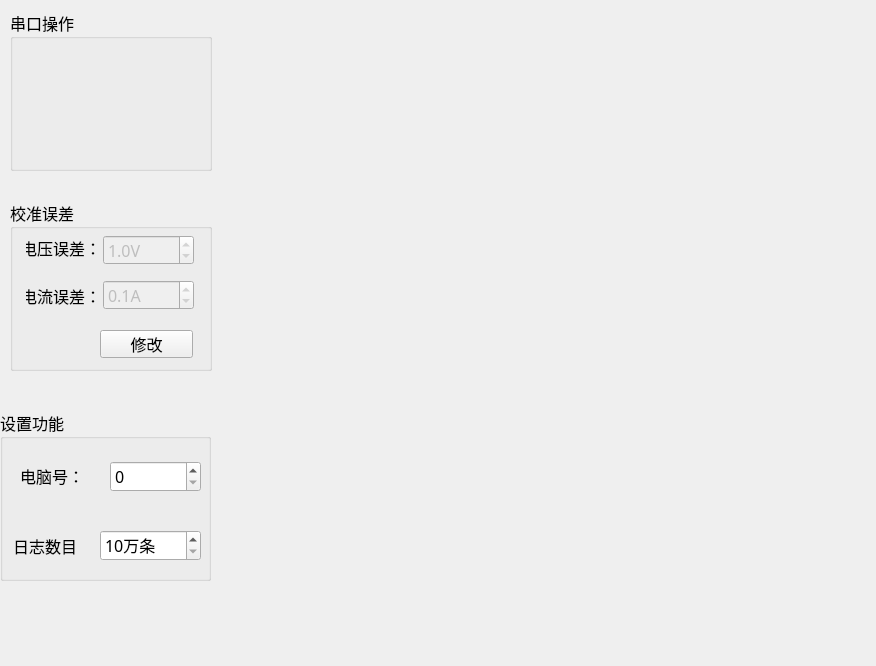
The window that PDU-CalibrateTool/setups/setup_mainwid.ui (ChinaClever/PDU-CalibrateTool) describes before a commit, drawn with Qt 5.
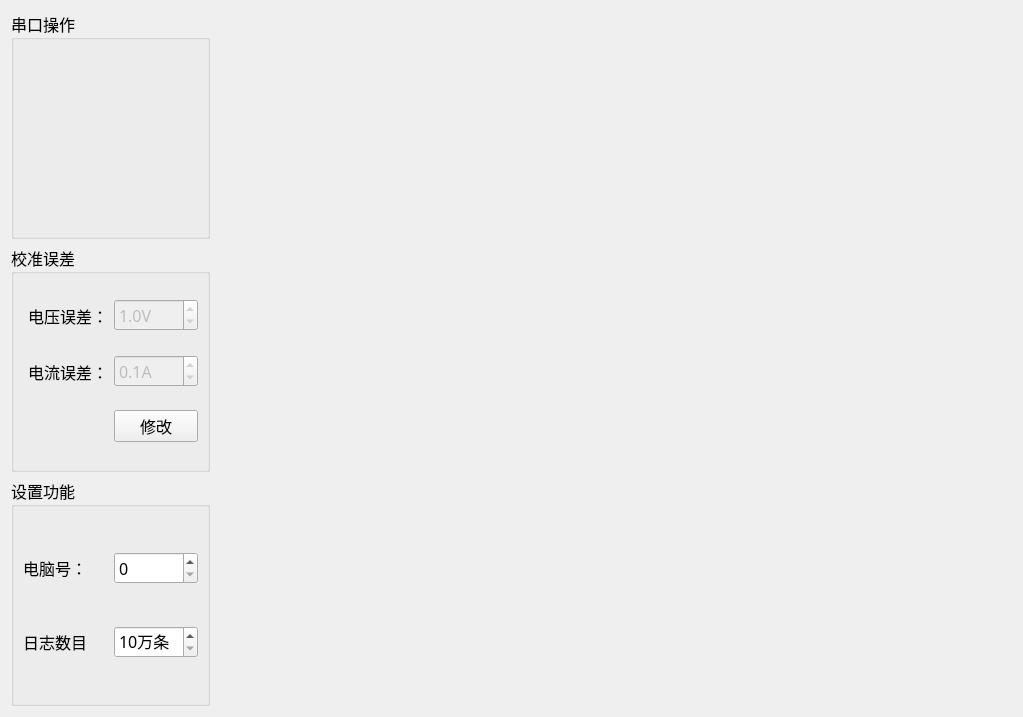
The same window after the commit.

Diff of the .ui file:
```diff
--- a/PDU-CalibrateTool/setups/setup_mainwid.ui
+++ b/PDU-CalibrateTool/setups/setup_mainwid.ui
@@ -6,8 +6,8 @@
    <rect>
     <x>0</x>
     <y>0</y>
-    <width>876</width>
-    <height>666</height>
+    <width>1023</width>
+    <height>717</height>
    </rect>
   </property>
   <property name="font">
@@ -19,25 +19,11 @@
   <property name="windowTitle">
    <string>Form</string>
   </property>
-  <widget class="QStackedWidget" name="stackedWid">
-   <property name="geometry">
-    <rect>
-     <x>245</x>
-     <y>15</y>
-     <width>631</width>
-     <height>651</height>
-    </rect>
-   </property>
-  </widget>
+  <layout class="QHBoxLayout" name="horizontalLayout_6" stretch="1,4">
+   <item>
+    <layout class="QVBoxLayout" name="verticalLayout_2">
+     <item>
   <widget class="QGroupBox" name="groupBox_3">
-   <property name="geometry">
-    <rect>
-     <x>10</x>
-     <y>10</y>
-     <width>202</width>
-     <height>161</height>
-    </rect>
-   </property>
    <property name="font">
     <font>
      <family>微软雅黑</family>
@@ -47,36 +33,34 @@
    <property name="title">
     <string>串口操作</string>
    </property>
-   <widget class="QWidget" name="serialWid" native="true">
-    <property name="geometry">
-     <rect>
-      <x>20</x>
-      <y>30</y>
-      <width>171</width>
-      <height>60</height>
-     </rect>
-    </property>
-   </widget>
-   <widget class="QWidget" name="sourceWid" native="true">
-    <property name="geometry">
-     <rect>
-      <x>20</x>
-      <y>90</y>
-      <width>171</width>
-      <height>60</height>
-     </rect>
-    </property>
-   </widget>
-  </widget>
+       <layout class="QGridLayout" name="gridLayout">
+        <property name="leftMargin">
+         <number>0</number>
+        </property>
+        <property name="topMargin">
+         <number>0</number>
+        </property>
+        <property name="rightMargin">
+         <number>0</number>
+        </property>
+        <property name="bottomMargin">
+         <number>0</number>
+        </property>
+        <item row="0" column="0">
+         <layout class="QVBoxLayout" name="verticalLayout">
+          <item>
+           <widget class="QWidget" name="serialWid" native="true"/>
+          </item>
+          <item>
+           <widget class="QWidget" name="sourceWid" native="true"/>
+          </item>
+         </layout>
+        </item>
+       </layout>
+      </widget>
+     </item>
+     <item>
   <widget class="QGroupBox" name="groupBox_4">
-   <property name="geometry">
-    <rect>
-     <x>10</x>
-     <y>200</y>
-     <width>202</width>
-     <height>171</height>
-    </rect>
-   </property>
    <property name="font">
     <font>
      <family>微软雅黑</family>
@@ -86,15 +70,11 @@
    <property name="title">
     <string>校准误差</string>
    </property>
-   <widget class="QLabel" name="label_9">
-    <property name="geometry">
-     <rect>
-      <x>16</x>
-      <y>78</y>
-      <width>75</width>
-      <height>35</height>
-     </rect>
-    </property>
+       <layout class="QGridLayout" name="gridLayout_3">
+        <item row="0" column="0">
+         <layout class="QHBoxLayout" name="horizontalLayout">
+          <item>
+           <widget class="QLabel" name="label_10">
     <property name="minimumSize">
      <size>
       <width>0</width>
@@ -102,24 +82,18 @@
      </size>
     </property>
     <property name="text">
-     <string>电流误差：</string>
+             <string>电压误差：</string>
     </property>
     <property name="alignment">
      <set>Qt::AlignRight|Qt::AlignTrailing|Qt::AlignVCenter</set>
     </property>
    </widget>
+          </item>
+          <item>
    <widget class="QDoubleSpinBox" name="volErrBox">
     <property name="enabled">
      <bool>false</bool>
     </property>
-    <property name="geometry">
-     <rect>
-      <x>93</x>
-      <y>35</y>
-      <width>91</width>
-      <height>30</height>
-     </rect>
-    </property>
     <property name="minimumSize">
      <size>
       <width>0</width>
@@ -139,15 +113,13 @@
      <double>1.000000000000000</double>
     </property>
    </widget>
-   <widget class="QLabel" name="label_10">
-    <property name="geometry">
-     <rect>
-      <x>16</x>
-      <y>30</y>
-      <width>75</width>
-      <height>35</height>
-     </rect>
-    </property>
+          </item>
+         </layout>
+        </item>
+        <item row="1" column="0">
+         <layout class="QHBoxLayout" name="horizontalLayout_2">
+          <item>
+           <widget class="QLabel" name="label_9">
     <property name="minimumSize">
      <size>
       <width>0</width>
@@ -155,24 +127,18 @@
      </size>
     </property>
     <property name="text">
-     <string>电压误差：</string>
+             <string>电流误差：</string>
     </property>
     <property name="alignment">
      <set>Qt::AlignRight|Qt::AlignTrailing|Qt::AlignVCenter</set>
     </property>
    </widget>
+          </item>
+          <item>
    <widget class="QDoubleSpinBox" name="curErrBox">
     <property name="enabled">
      <bool>false</bool>
     </property>
-    <property name="geometry">
-     <rect>
-      <x>93</x>
-      <y>80</y>
-      <width>91</width>
-      <height>30</height>
-     </rect>
-    </property>
     <property name="minimumSize">
      <size>
       <width>0</width>
@@ -198,29 +164,28 @@
      <double>0.100000000000000</double>
     </property>
    </widget>
+          </item>
+         </layout>
+        </item>
+        <item row="2" column="0">
+         <layout class="QHBoxLayout" name="horizontalLayout_3">
+          <item>
+           <widget class="QWidget" name="widget" native="true"/>
+          </item>
+          <item>
    <widget class="QPushButton" name="saveBtn">
-    <property name="geometry">
-     <rect>
-      <x>90</x>
-      <y>130</y>
-      <width>93</width>
-      <height>28</height>
-     </rect>
-    </property>
     <property name="text">
      <string>修改</string>
     </property>
    </widget>
-  </widget>
+          </item>
+         </layout>
+        </item>
+       </layout>
+      </widget>
+     </item>
+     <item>
   <widget class="QGroupBox" name="groupBox_2">
-   <property name="geometry">
-    <rect>
-     <x>0</x>
-     <y>410</y>
-     <width>211</width>
-     <height>171</height>
-    </rect>
-   </property>
    <property name="font">
     <font>
      <family>微软雅黑</family>
@@ -230,28 +195,32 @@
    <property name="title">
     <string>设置功能</string>
    </property>
+       <layout class="QGridLayout" name="gridLayout_2">
+        <item row="0" column="0">
+         <layout class="QHBoxLayout" name="horizontalLayout_4">
+          <item>
+           <widget class="QLabel" name="label_16">
+            <property name="text">
+             <string>电脑号：</string>
+            </property>
+           </widget>
+          </item>
+          <item>
+           <widget class="QSpinBox" name="pcNumSpin"/>
+          </item>
+         </layout>
+        </item>
+        <item row="1" column="0">
+         <layout class="QHBoxLayout" name="horizontalLayout_5">
+          <item>
    <widget class="QLabel" name="label_15">
-    <property name="geometry">
-     <rect>
-      <x>13</x>
-      <y>120</y>
-      <width>81</width>
-      <height>31</height>
-     </rect>
-    </property>
     <property name="text">
      <string>日志数目</string>
     </property>
    </widget>
+          </item>
+          <item>
    <widget class="QSpinBox" name="logCountSpin">
-    <property name="geometry">
-     <rect>
-      <x>100</x>
-      <y>120</y>
-      <width>101</width>
-      <height>31</height>
-     </rect>
-    </property>
     <property name="suffix">
      <string>万条</string>
     </property>
@@ -259,30 +228,18 @@
      <number>10</number>
     </property>
    </widget>
-   <widget class="QLabel" name="label_16">
-    <property name="geometry">
-     <rect>
-      <x>20</x>
-      <y>50</y>
-      <width>81</width>
-      <height>31</height>
-     </rect>
-    </property>
-    <property name="text">
-     <string>电脑号：</string>
-    </property>
-   </widget>
-   <widget class="QSpinBox" name="pcNumSpin">
-    <property name="geometry">
-     <rect>
-      <x>110</x>
-      <y>51</y>
-      <width>91</width>
-      <height>31</height>
-     </rect>
-    </property>
-   </widget>
-  </widget>
+          </item>
+         </layout>
+        </item>
+       </layout>
+      </widget>
+     </item>
+    </layout>
+   </item>
+   <item>
+    <widget class="QStackedWidget" name="stackedWid"/>
+   </item>
+  </layout>
  </widget>
  <resources/>
  <connections/>
```
Lines whose indentation alone changed are shown as unchanged.
